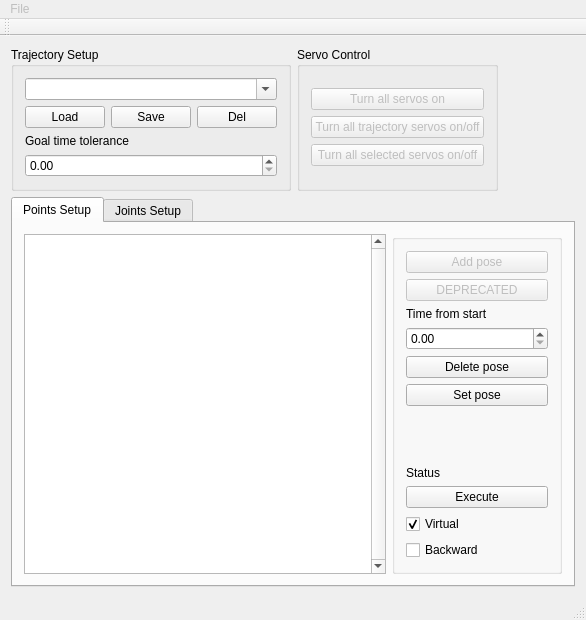
Qt form hmi/sweetie_bot_joint_trajectory_editor/src/Editor.ui (sweetie-bot-project/sweetie_bot) before a commit.
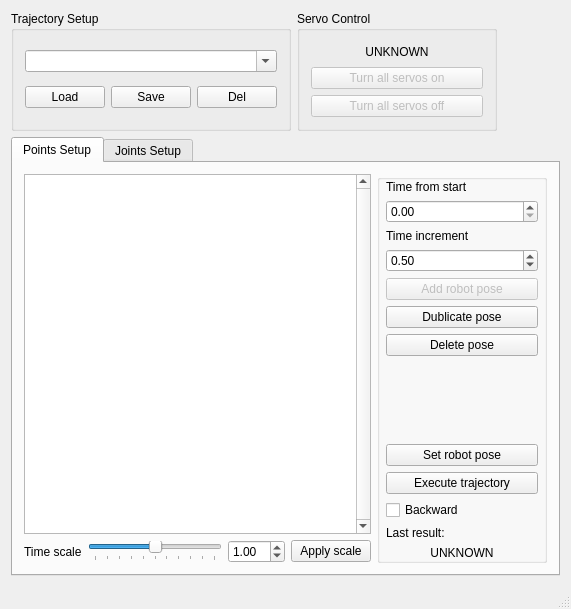
The same form after that commit.

```diff
--- a/hmi/sweetie_bot_joint_trajectory_editor/src/Editor.ui
+++ b/hmi/sweetie_bot_joint_trajectory_editor/src/Editor.ui
@@ -6,8 +6,8 @@
    <rect>
     <x>0</x>
     <y>0</y>
-    <width>586</width>
-    <height>620</height>
+    <width>571</width>
+    <height>609</height>
    </rect>
   </property>
   <property name="sizePolicy">
@@ -86,16 +86,6 @@
                </item>
               </layout>
              </item>
-             <item>
-              <widget class="QLabel" name="goalTimeToleranceLabel">
-               <property name="text">
-                <string>Goal time tolerance</string>
-               </property>
-              </widget>
-             </item>
-             <item>
-              <widget class="QDoubleSpinBox" name="goalTimeToleranceSpinBox"/>
-             </item>
             </layout>
            </item>
           </layout>
@@ -120,7 +110,23 @@
           </property>
           <layout class="QGridLayout" name="gridLayout_3">
            <item row="0" column="0">
-            <layout class="QVBoxLayout" name="verticalLayout_3">
+            <layout class="QVBoxLayout" name="verticalLayout_3" stretch="0,0,0">
+             <property name="spacing">
+              <number>6</number>
+             </property>
+             <property name="sizeConstraint">
+              <enum>QLayout::SetDefaultConstraint</enum>
+             </property>
+             <item>
+              <widget class="QLabel" name="servoStateLabel">
+               <property name="text">
+                <string>UNKNOWN</string>
+               </property>
+               <property name="alignment">
+                <set>Qt::AlignCenter</set>
+               </property>
+              </widget>
+             </item>
              <item>
               <widget class="QPushButton" name="turnAllServoOnButton">
                <property name="enabled">
@@ -132,22 +138,12 @@
               </widget>
              </item>
              <item>
-              <widget class="QPushButton" name="turnAllTrajectoryServosButton">
+              <widget class="QPushButton" name="turnAllServoOffButton">
                <property name="enabled">
                 <bool>false</bool>
                </property>
                <property name="text">
-                <string>Turn all trajectory servos on/off</string>
-               </property>
-              </widget>
-             </item>
-             <item>
-              <widget class="QPushButton" name="turnAllSelectedServosButton">
-               <property name="enabled">
-                <bool>false</bool>
-               </property>
-               <property name="text">
-                <string>Turn all selected servos on/off</string>
+                <string>Turn all servos off</string>
                </property>
               </widget>
              </item>
@@ -193,23 +189,89 @@
           <item>
            <layout class="QHBoxLayout" name="horizontalLayout_2">
             <item>
-             <widget class="QTableView" name="pointsTableView">
-              <property name="sizePolicy">
-               <sizepolicy hsizetype="MinimumExpanding" vsizetype="Expanding">
-                <horstretch>0</horstretch>
-                <verstretch>0</verstretch>
-               </sizepolicy>
-              </property>
-              <property name="verticalScrollBarPolicy">
-               <enum>Qt::ScrollBarAlwaysOn</enum>
-              </property>
-              <property name="editTriggers">
-               <set>QAbstractItemView::AllEditTriggers</set>
-              </property>
-              <property name="selectionMode">
-               <enum>QAbstractItemView::SingleSelection</enum>
-              </property>
-             </widget>
+             <layout class="QVBoxLayout" name="verticalLayout_11">
+              <item>
+               <widget class="QTableView" name="pointsTableView">
+                <property name="sizePolicy">
+                 <sizepolicy hsizetype="MinimumExpanding" vsizetype="Expanding">
+                  <horstretch>0</horstretch>
+                  <verstretch>0</verstretch>
+                 </sizepolicy>
+                </property>
+                <property name="verticalScrollBarPolicy">
+                 <enum>Qt::ScrollBarAlwaysOn</enum>
+                </property>
+                <property name="editTriggers">
+                 <set>QAbstractItemView::AllEditTriggers</set>
+                </property>
+                <property name="selectionMode">
+                 <enum>QAbstractItemView::SingleSelection</enum>
+                </property>
+               </widget>
+              </item>
+              <item>
+               <layout class="QHBoxLayout" name="horizontalLayout_7">
+                <property name="topMargin">
+                 <number>0</number>
+                </property>
+                <item>
+                 <widget class="QLabel" name="timeScaleLabel">
+                  <property name="text">
+                   <string>Time scale</string>
+                  </property>
+                 </widget>
+                </item>
+                <item>
+                 <widget class="QSlider" name="scaleSlider">
+                  <property name="enabled">
+                   <bool>true</bool>
+                  </property>
+                  <property name="minimum">
+                   <number>0</number>
+                  </property>
+                  <property name="maximum">
+                   <number>100</number>
+                  </property>
+                  <property name="value">
+                   <number>50</number>
+                  </property>
+                  <property name="orientation">
+                   <enum>Qt::Horizontal</enum>
+                  </property>
+                  <property name="tickPosition">
+                   <enum>QSlider::TicksBelow</enum>
+                  </property>
+                  <property name="tickInterval">
+                   <number>10</number>
+                  </property>
+                 </widget>
+                </item>
+                <item>
+                 <widget class="QDoubleSpinBox" name="scaleSpinBox">
+                  <property name="minimum">
+                   <double>0.100000000000000</double>
+                  </property>
+                  <property name="maximum">
+                   <double>10.000000000000000</double>
+                  </property>
+                  <property name="singleStep">
+                   <double>0.100000000000000</double>
+                  </property>
+                  <property name="value">
+                   <double>1.000000000000000</double>
+                  </property>
+                 </widget>
+                </item>
+                <item>
+                 <widget class="QPushButton" name="applyScaleButton">
+                  <property name="text">
+                   <string>Apply scale</string>
+                  </property>
+                 </widget>
+                </item>
+               </layout>
+              </item>
+             </layout>
             </item>
             <item>
              <widget class="QGroupBox" name="groupBox_3">
@@ -235,37 +297,70 @@
                <bool>false</bool>
               </property>
               <layout class="QVBoxLayout" name="verticalLayout_8">
+               <property name="leftMargin">
+                <number>6</number>
+               </property>
+               <property name="topMargin">
+                <number>0</number>
+               </property>
+               <property name="rightMargin">
+                <number>6</number>
+               </property>
+               <property name="bottomMargin">
+                <number>0</number>
+               </property>
                <item>
                 <layout class="QVBoxLayout" name="verticalLayout_4">
                  <item>
-                  <widget class="QPushButton" name="addVirtualPoseButton">
-                   <property name="enabled">
-                    <bool>false</bool>
-                   </property>
-                   <property name="text">
-                    <string>Add pose</string>
-                   </property>
-                  </widget>
-                 </item>
-                 <item>
-                  <widget class="QPushButton" name="addRealPoseButton">
-                   <property name="enabled">
-                    <bool>false</bool>
-                   </property>
-                   <property name="text">
-                    <string>DEPRECATED</string>
-                   </property>
-                  </widget>
-                 </item>
-                 <item>
-                  <widget class="QLabel" name="timeIncrementLabel">
+                  <widget class="QLabel" name="timeFromStartLabel">
                    <property name="text">
                     <string>Time from start</string>
                    </property>
                   </widget>
                  </item>
                  <item>
-                  <widget class="QDoubleSpinBox" name="timeIncrementSpinBox"/>
+                  <widget class="QDoubleSpinBox" name="timeFromStartSpinBox">
+                   <property name="singleStep">
+                    <double>0.500000000000000</double>
+                   </property>
+                  </widget>
+                 </item>
+                 <item>
+                  <widget class="QLabel" name="timeIncrementLabel">
+                   <property name="text">
+                    <string>Time increment</string>
+                   </property>
+                  </widget>
+                 </item>
+                 <item>
+                  <widget class="QDoubleSpinBox" name="timeIncrementSpinBox">
+                   <property name="singleStep">
+                    <double>0.100000000000000</double>
+                   </property>
+                   <property name="value">
+                    <double>0.500000000000000</double>
+                   </property>
+                  </widget>
+                 </item>
+                 <item>
+                  <widget class="QPushButton" name="addRobotPoseButton">
+                   <property name="enabled">
+                    <bool>false</bool>
+                   </property>
+                   <property name="text">
+                    <string>Add robot pose</string>
+                   </property>
+                  </widget>
+                 </item>
+                 <item>
+                  <widget class="QPushButton" name="dublicatePoseButton">
+                   <property name="enabled">
+                    <bool>true</bool>
+                   </property>
+                   <property name="text">
+                    <string>Dublicate pose</string>
+                   </property>
+                  </widget>
                  </item>
                  <item>
                   <widget class="QPushButton" name="deletePoseButton">
@@ -274,16 +369,6 @@
                    </property>
                   </widget>
                  </item>
-                 <item>
-                  <widget class="QPushButton" name="setVirtualPoseButton">
-                   <property name="enabled">
-                    <bool>true</bool>
-                   </property>
-                   <property name="text">
-                    <string>Set pose</string>
-                   </property>
-                  </widget>
-                 </item>
                  <item>
                   <spacer name="verticalSpacer_3">
                    <property name="orientation">
@@ -298,26 +383,19 @@
                   </spacer>
                  </item>
                  <item>
-                  <widget class="QLabel" name="statusLabel">
+                  <widget class="QPushButton" name="setRobotPoseButton">
+                   <property name="enabled">
+                    <bool>true</bool>
+                   </property>
                    <property name="text">
-                    <string>Status</string>
+                    <string>Set robot pose</string>
                    </property>
                   </widget>
                  </item>
                  <item>
                   <widget class="QPushButton" name="executeButton">
                    <property name="text">
-                    <string>Execute</string>
-                   </property>
-                  </widget>
-                 </item>
-                 <item>
-                  <widget class="QCheckBox" name="virtualCheckBox">
-                   <property name="text">
-                    <string>Virtual</string>
-                   </property>
-                   <property name="checked">
-                    <bool>true</bool>
+                    <string>Execute trajectory</string>
                    </property>
                   </widget>
                  </item>
@@ -331,6 +409,23 @@
                    </property>
                   </widget>
                  </item>
+                 <item>
+                  <widget class="QLabel" name="statusCaptionLabel">
+                   <property name="text">
+                    <string>Last result:</string>
+                   </property>
+                  </widget>
+                 </item>
+                 <item>
+                  <widget class="QLabel" name="statusLabel">
+                   <property name="text">
+                    <string>UNKNOWN</string>
+                   </property>
+                   <property name="alignment">
+                    <set>Qt::AlignCenter</set>
+                   </property>
+                  </widget>
+                 </item>
                 </layout>
                </item>
               </layout>
@@ -397,66 +492,103 @@
                    </property>
                   </widget>
                  </item>
-                 <item>
-                  <widget class="QLabel" name="pathToleranceLavel">
-                   <property name="text">
-                    <string>Path tolerance</string>
-                   </property>
-                  </widget>
-                 </item>
-                 <item>
-                  <widget class="QDoubleSpinBox" name="pathToleranceSpinBox"/>
-                 </item>
-                 <item>
-                  <widget class="QLabel" name="goalToleranceLabel">
-                   <property name="text">
-                    <string>Goal tolerance</string>
-                   </property>
-                  </widget>
-                 </item>
-                 <item>
-                  <widget class="QDoubleSpinBox" name="goalToleranceSpinBox"/>
-                 </item>
-                 <item>
-                  <spacer name="verticalSpacer">
-                   <property name="orientation">
-                    <enum>Qt::Vertical</enum>
-                   </property>
-                   <property name="sizeHint" stdset="0">
-                    <size>
-                     <width>20</width>
-                     <height>40</height>
-                    </size>
-                   </property>
-                  </spacer>
-                 </item>
                  <item>
                   <layout class="QHBoxLayout" name="horizontalLayout_3">
                    <item>
-                    <widget class="QPushButton" name="addButton">
+                    <widget class="QPushButton" name="addJointButton">
                      <property name="text">
-						 <string>Add/Change Joint</string>
+                      <string>Add joint</string>
                      </property>
                     </widget>
                    </item>
                    <item>
-                    <widget class="QPushButton" name="delButton">
+                    <widget class="QPushButton" name="delJointButton">
                      <property name="text">
-                      <string>Del</string>
+                      <string>Del joint</string>
                      </property>
                     </widget>
                    </item>
                   </layout>
                  </item>
                  <item>
-                   <widget class="QPushButton" name="applyButton">
-                    <property name="enabled">
-                     <bool>true</bool>
-                    </property>
-                    <property name="text">
-				   	 <string>Set All Tolerances</string>
-                    </property>
-                   </widget>
+                  <spacer name="verticalSpacer_2">
+                   <property name="orientation">
+                    <enum>Qt::Vertical</enum>
+                   </property>
+                   <property name="sizeHint" stdset="0">
+                    <size>
+                     <width>20</width>
+                     <height>40</height>
+                    </size>
+                   </property>
+                  </spacer>
+                 </item>
+                 <item>
+                  <widget class="QLabel" name="pathToleranceLavel">
+                   <property name="text">
+                    <string>Default path tolerance</string>
+                   </property>
+                  </widget>
+                 </item>
+                 <item>
+                  <widget class="QDoubleSpinBox" name="pathToleranceSpinBox">
+                   <property name="decimals">
+                    <number>3</number>
+                   </property>
+                   <property name="singleStep">
+                    <double>0.174000000000000</double>
+                   </property>
+                   <property name="value">
+                    <double>0.522000000000000</double>
+                   </property>
+                  </widget>
+                 </item>
+                 <item>
+                  <widget class="QLabel" name="goalToleranceLabel">
+                   <property name="text">
+                    <string>Default goal tolerance</string>
+                   </property>
+                  </widget>
+                 </item>
+                 <item>
+                  <widget class="QDoubleSpinBox" name="goalToleranceSpinBox">
+                   <property name="decimals">
+                    <number>3</number>
+                   </property>
+                   <property name="maximum">
+                    <double>6.280000000000000</double>
+                   </property>
+                   <property name="singleStep">
+                    <double>0.174000000000000</double>
+                   </property>
+                   <property name="value">
+                    <double>0.174000000000000</double>
+                   </property>
+                  </widget>
+                 </item>
+                 <item>
+                  <widget class="QPushButton" name="resetTolerancesButton">
+                   <property name="enabled">
+                    <bool>true</bool>
+                   </property>
+                   <property name="text">
+                    <string>Reset tolerance to default</string>
+                   </property>
+                  </widget>
+                 </item>
+                 <item>
+                  <widget class="QLabel" name="goalTimeToleranceLabel">
+                   <property name="text">
+                    <string>Goal time tolerance</string>
+                   </property>
+                  </widget>
+                 </item>
+                 <item>
+                  <widget class="QDoubleSpinBox" name="goalTimeToleranceSpinBox">
+                   <property name="value">
+                    <double>1.000000000000000</double>
+                   </property>
+                  </widget>
                  </item>
                 </layout>
                </item>
@@ -473,45 +605,7 @@
     </item>
    </layout>
   </widget>
-  <widget class="QToolBar" name="mainToolBar">
-   <property name="enabled">
-    <bool>true</bool>
-   </property>
-   <attribute name="toolBarArea">
-    <enum>TopToolBarArea</enum>
-   </attribute>
-   <attribute name="toolBarBreak">
-    <bool>false</bool>
-   </attribute>
-  </widget>
   <widget class="QStatusBar" name="statusBar"/>
-  <widget class="QMenuBar" name="menuBar">
-   <property name="enabled">
-    <bool>false</bool>
-   </property>
-   <property name="geometry">
-    <rect>
-     <x>0</x>
-     <y>0</y>
-     <width>586</width>
-     <height>20</height>
-    </rect>
-   </property>
-   <property name="sizePolicy">
-    <sizepolicy hsizetype="Fixed" vsizetype="Fixed">
-     <horstretch>0</horstretch>
-     <verstretch>0</verstretch>
-    </sizepolicy>
-   </property>
-   <widget class="QMenu" name="menuFile">
-    <property name="title">
-     <string>File</string>
-    </property>
-    <addaction name="actionOpen"/>
-    <addaction name="actionSave"/>
-   </widget>
-   <addaction name="menuFile"/>
-  </widget>
   <action name="actionOpen">
    <property name="enabled">
     <bool>true</bool>
```
